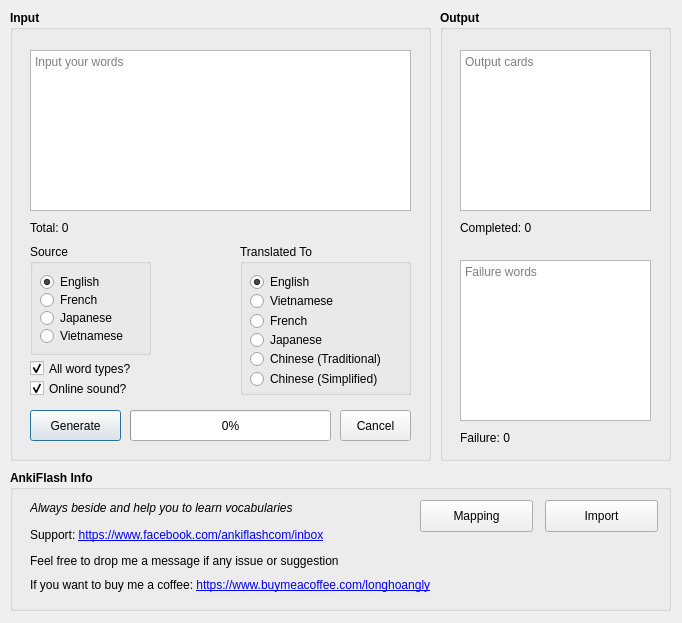
First picture: the form in ui/generator/ui_generator.ui, repository longhoangly/ankiflash-importer, before the edit.
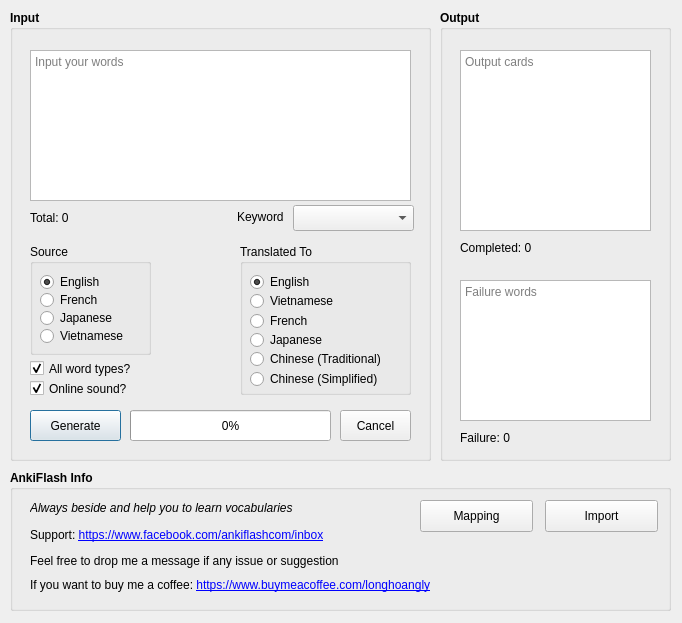
Second picture: the form after the edit. Icons and pictures are not drawn.

What changed in the file:
```diff
--- a/ui/generator/ui_generator.ui
+++ b/ui/generator/ui_generator.ui
@@ -47,7 +47,7 @@
       <x>20</x>
       <y>40</y>
       <width>381</width>
-      <height>161</height>
+      <height>151</height>
      </rect>
     </property>
     <property name="font">
@@ -95,7 +95,7 @@
     <property name="geometry">
      <rect>
       <x>20</x>
-      <y>210</y>
+      <y>200</y>
       <width>200</width>
       <height>16</height>
      </rect>
@@ -462,6 +462,35 @@
      <bool>false</bool>
     </property>
    </widget>
+   <widget class="QComboBox" name="keywordCx">
+    <property name="geometry">
+     <rect>
+      <x>283</x>
+      <y>195</y>
+      <width>121</width>
+      <height>26</height>
+     </rect>
+    </property>
+   </widget>
+   <widget class="QLabel" name="keywordLbl">
+    <property name="geometry">
+     <rect>
+      <x>227</x>
+      <y>197</y>
+      <width>61</width>
+      <height>20</height>
+     </rect>
+    </property>
+    <property name="font">
+     <font>
+      <weight>50</weight>
+      <bold>false</bold>
+     </font>
+    </property>
+    <property name="text">
+     <string>Keyword</string>
+    </property>
+   </widget>
   </widget>
   <widget class="QGroupBox" name="outputBox">
    <property name="geometry">
@@ -487,7 +516,7 @@
       <x>20</x>
       <y>40</y>
       <width>191</width>
-      <height>161</height>
+      <height>181</height>
      </rect>
     </property>
     <property name="font">
@@ -510,7 +539,7 @@
     <property name="geometry">
      <rect>
       <x>20</x>
-      <y>210</y>
+      <y>230</y>
       <width>200</width>
       <height>16</height>
      </rect>
@@ -548,9 +577,9 @@
     <property name="geometry">
      <rect>
       <x>20</x>
-      <y>250</y>
+      <y>270</y>
       <width>191</width>
-      <height>161</height>
+      <height>141</height>
      </rect>
     </property>
     <property name="font">
```
